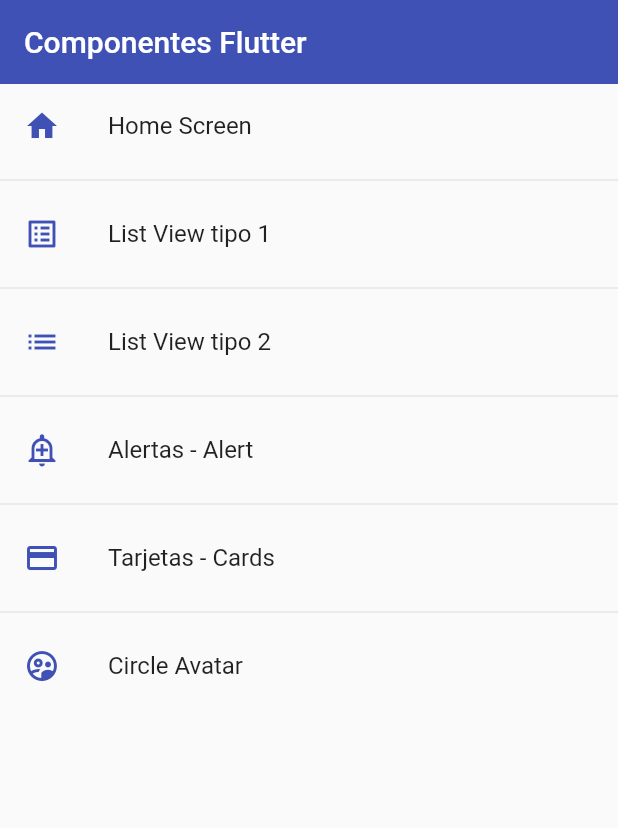
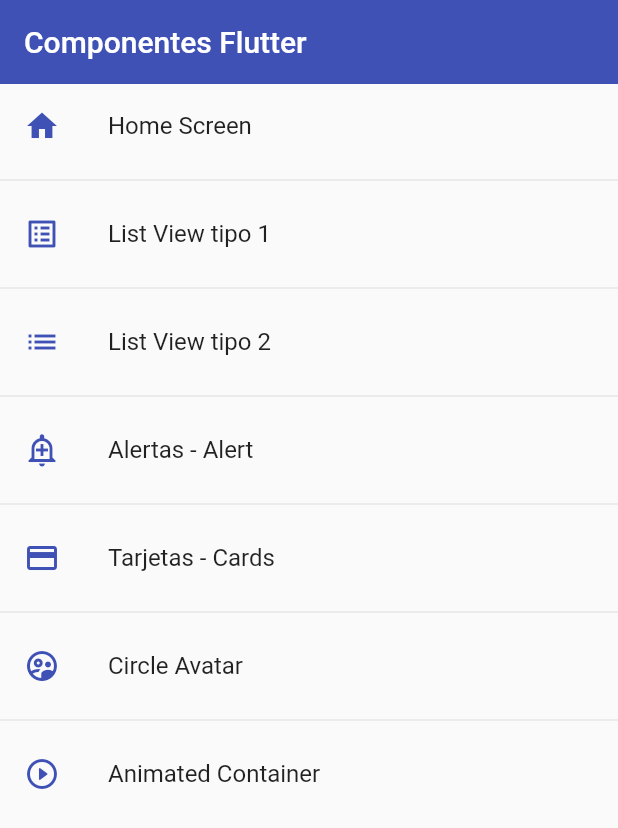
Before and after one commit to RommelOlachea/flutter-components, a Flutter app: the screen it shows after launch, on a phone screen of 412 x 824 dp. Shown: the top 828 px of the screen. Run offline on Flutter 3.47's test engine with Material 2 defaults, Android fonts, the phone set to English and light mode, and no system bars.

Commit message:
Se agrego el animed_screen.dart

```diff
--- a/lib/router/app_routes.dart
+++ b/lib/router/app_routes.dart
@@ -1,5 +1,6 @@
 import 'package:flutter/material.dart';
 import 'package:flutter_components/models/models.dart';
+import 'package:flutter_components/screens/animated_screen.dart';
 import 'package:flutter_components/screens/screens.dart';
 
 class AppRoute {
@@ -37,6 +38,11 @@ class AppRoute {
         name: 'Circle Avatar',
         screen: const AvatarScreen(),
         icon: Icons.supervised_user_circle_outlined),
+    MenuOption(
+        route: 'animated',
+        name: 'Animated Container',
+        screen: const AnimatedScreen(),
+        icon: Icons.play_circle_outline_rounded),
   ];
 
   static Map<String, Widget Function(BuildContext)> getAppRoutes() {
```
Also changed, not shown: lib/screens/animated_screen.dart (added, +49 -0 lines).
